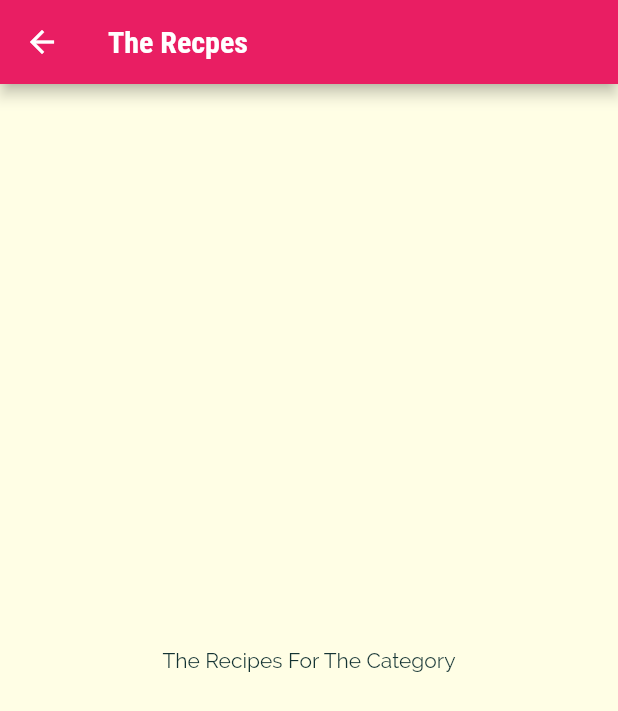
After one commit to Alldden/flutter_complete_guide3, a Flutter app: the screen it shows after launch, after a tap on "Italian", on a phone screen of 412 x 824 dp. The commit adds this screen. Shown: the top 711 px of the screen. Run offline on Flutter 3.47's test engine with Material 2 defaults, Android fonts, the phone set to English and light mode, and no system bars.

Commit message:
Navigating to a New Page

```diff
--- a/lib/category_item.dart
+++ b/lib/category_item.dart
@@ -1,13 +1,29 @@
 import 'package:flutter/material.dart';
+import 'package:flutter_complete_guide/category_meals_screen.dart';
 
 class CategoryItem extends StatelessWidget {
   final String title;
   final Color color;
 
   CategoryItem(this.title, this.color);
+
+  void selectCategory(BuildContext context) {
+    Navigator.of(context).push(
+      MaterialPageRoute(
+        builder: (_) {
+          return CategoryMealsScreen();
+        },
+      ),
+    );
+  }
+
   @override
   Widget build(BuildContext context) {
-    return Container(
+    return InkWell(
+      onTap: () => selectCategory(context),
+      splashColor: Theme.of(context).primaryColor,
+      borderRadius: BorderRadius.circular(15),
+      child: Container(
         padding: const EdgeInsets.all(15),
         child: Text(
           title,
@@ -23,6 +39,7 @@ class CategoryItem extends StatelessWidget {
               end: Alignment.bottomRight,
             ),
             borderRadius: BorderRadius.circular(15)),
+      ),
     );
   }
 }
--- /dev/null
+++ b/lib/category_meals_screen.dart
@@ -0,0 +1,14 @@
+import 'package:flutter/material.dart';
+
+class CategoryMealsScreen extends StatelessWidget {
+  @override
+  Widget build(BuildContext context) {
+    return Scaffold(
+        appBar: AppBar(
+          title: Text('The Recpes'),
+        ),
+        body: Center(
+          child: Text('The Recipes For The Category'),
+        ));
+  }
+}
```
Lines whose indentation alone changed are shown as unchanged.
